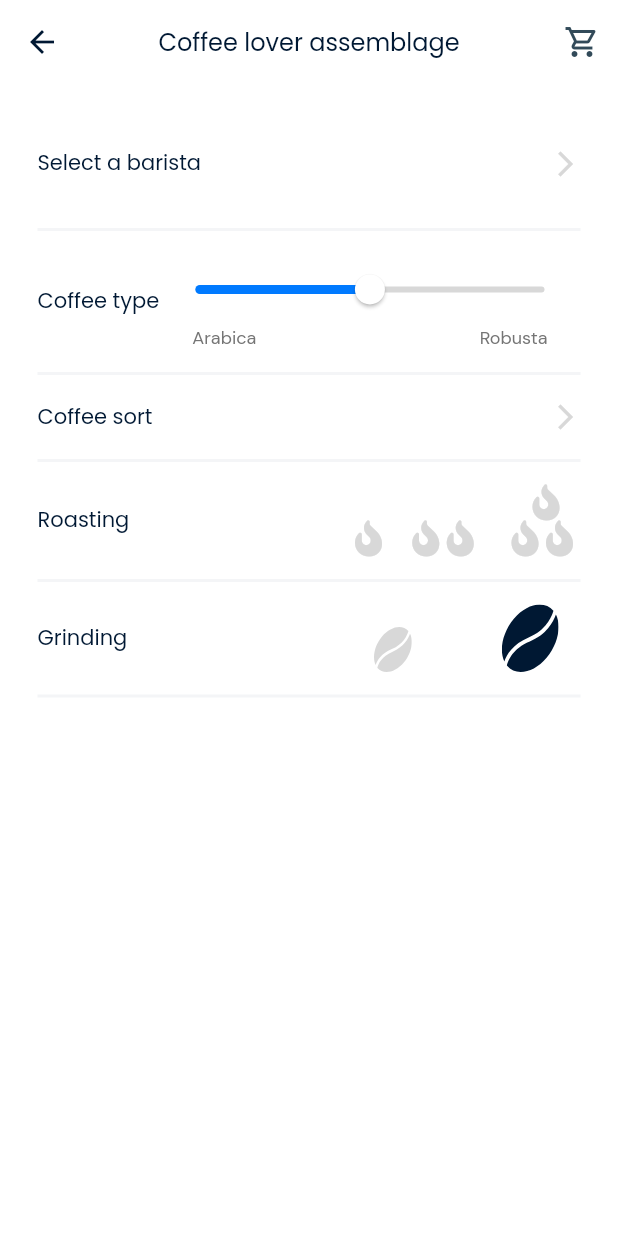
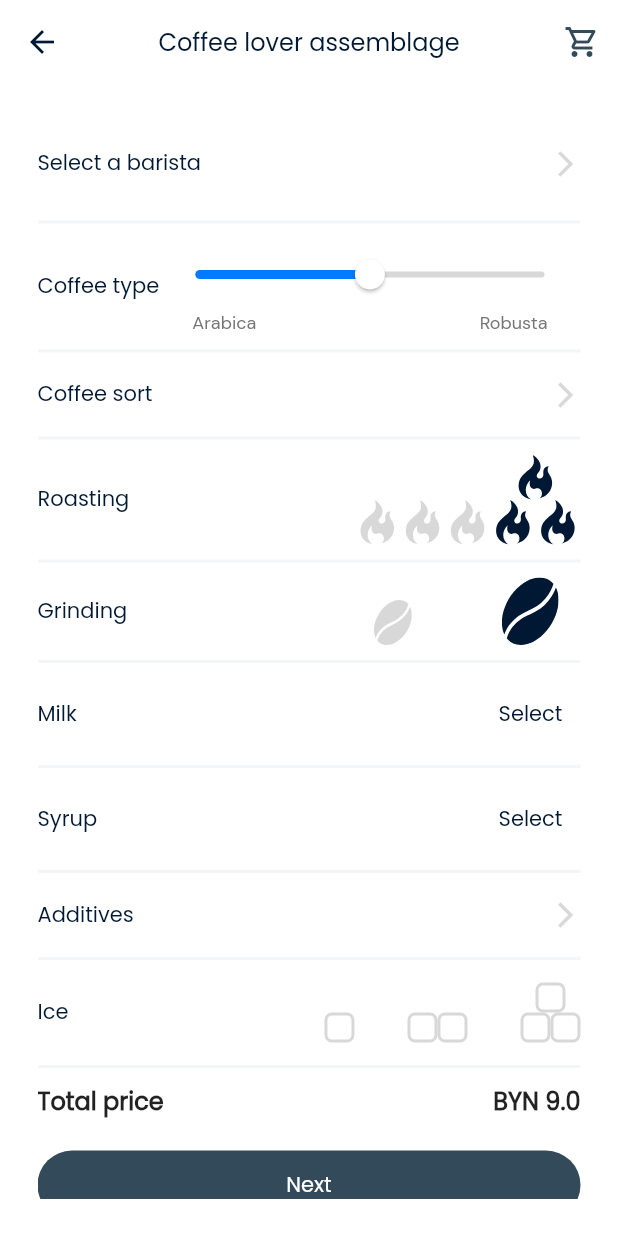
Before and after one commit to ahmedzaydan/Coffee_App, a Flutter app: the CoffeeLoverAssemblageView screen opened by its route, on a phone screen of 412 x 824 dp. Run offline on Flutter 3.47's test engine with Material 2 defaults, Android fonts, the phone set to English and light mode, and no system bars; our stand-ins replace flutter_svg, go_router, google_fonts.

Commit message:
Coffee lover assemblage UI finished

```diff
--- a/caffeine_connect/lib/core/utils/assets_manager.dart
+++ b/caffeine_connect/lib/core/utils/assets_manager.dart
@@ -11,4 +11,6 @@ abstract class AssetsManager {
   static const String flatWhite = '$basePath/flat_white.jpg';
   static const String latte = '$basePath/latte.jpg';
   static const String raf = '$basePath/raf.jpg';
+  static const String coffeeSeed = '$basePath/coffee_bean.svg';
+  static const String flame = '$basePath/flame.svg';
 }
--- a/caffeine_connect/lib/core/utils/strings_manager.dart
+++ b/caffeine_connect/lib/core/utils/strings_manager.dart
@@ -60,4 +60,5 @@ abstract class StringsManager {
   static const String ice = 'Ice';
   static const String arabica = 'Arabica';
   static const String robusta = 'Robusta';
+  static const String select = 'Select';
 }
--- a/caffeine_connect/lib/core/widgets/vertical_separator.dart
+++ b/caffeine_connect/lib/core/widgets/vertical_separator.dart
@@ -7,8 +7,8 @@ class VerticalSeparator extends StatelessWidget {
   final double bottom;
   const VerticalSeparator({
     super.key,
-    this.top = AppValues.v15,
-    this.bottom = AppValues.v15,
+    this.top = AppValues.v10,
+    this.bottom = AppValues.v10,
   });
 
   @override
--- a/caffeine_connect/lib/features/order/presentation/views/coffee_lover_assemblage_view.dart
+++ b/caffeine_connect/lib/features/order/presentation/views/coffee_lover_assemblage_view.dart
@@ -4,8 +4,12 @@ import 'package:caffeine_connect/core/utils/values_manager.dart';
 import 'package:caffeine_connect/core/widgets/vertical_separator.dart';
 import 'package:caffeine_connect/features/order/presentation/views/widgets/coffee_lover_assemblage/coffee_type.dart';
 import 'package:caffeine_connect/features/order/presentation/views/widgets/coffee_lover_assemblage/grinding.dart';
+import 'package:caffeine_connect/features/order/presentation/views/widgets/coffee_lover_assemblage/ice.dart';
+import 'package:caffeine_connect/features/order/presentation/views/widgets/coffee_lover_assemblage/milk_syrup.dart';
 import 'package:caffeine_connect/features/order/presentation/views/widgets/coffee_lover_assemblage/roasting.dart';
 import 'package:caffeine_connect/features/order/presentation/views/widgets/custom_list_tile.dart';
+import 'package:caffeine_connect/features/order/presentation/views/widgets/next_button.dart';
+import 'package:caffeine_connect/features/order/presentation/views/widgets/total_price.dart';
 import 'package:flutter/material.dart';
 
 class CoffeeLoverAssemblageView extends StatelessWidget {
@@ -20,6 +24,7 @@ class CoffeeLoverAssemblageView extends StatelessWidget {
       ),
       body: Padding(
         padding: const EdgeInsets.all(AppValues.v25),
+        child: SingleChildScrollView(
           child: Column(
             children: [
               // select barista
@@ -44,13 +49,26 @@ class CoffeeLoverAssemblageView extends StatelessWidget {
               const VerticalSeparator(),
               const Grinding(),
               const VerticalSeparator(),
-            // milk
-            // syrup
+              const MilkSyrup(),
+              const VerticalSeparator(bottom: AppValues.v0),
               // additives
-            // ice
-            // total price
-            // TODO: next button (go to my order screen)
+              CustomListTile(
+                title: StringsManager.additives,
+                onTap: () {
+                  // TODO: go to coffee sort screen
+                },
+              ),
+              const VerticalSeparator(
+                top: AppValues.v0,
+                bottom: AppValues.v15,
+              ),
+              const Ice(),
+              const VerticalSeparator(top: AppValues.v15),
+              const TotalPrice(price: 9.00),
+              const SizedBox(height: AppValues.v20),
+              const NextButton(), // TODO: (go to my order screen)
             ],
+          ),
         ),
       ),
     );
--- a/caffeine_connect/lib/features/order/presentation/views/widgets/coffee_lover_assemblage/grinding.dart
+++ b/caffeine_connect/lib/features/order/presentation/views/widgets/coffee_lover_assemblage/grinding.dart
@@ -1,44 +1,41 @@
+import 'package:caffeine_connect/core/utils/assets_manager.dart';
 import 'package:caffeine_connect/core/utils/color_manager.dart';
 import 'package:caffeine_connect/core/utils/strings_manager.dart';
 import 'package:caffeine_connect/core/utils/styles.dart';
 import 'package:caffeine_connect/core/utils/values_manager.dart';
+import 'package:caffeine_connect/features/order/presentation/views/widgets/custom_icon.dart';
+import 'package:caffeine_connect/features/order/presentation/views/widgets/custom_image.dart';
 import 'package:flutter/material.dart';
-import 'package:flutter_svg/flutter_svg.dart';
 
 class Grinding extends StatelessWidget {
   const Grinding({super.key});
 
   @override
   Widget build(BuildContext context) {
-    return Row(
+    return const Row(
       children: [
-        const Text(
+        Text(
           StringsManager.grinding,
           style: Styles.textStyle14,
         ),
-        const Spacer(),
+        Spacer(),
         Expanded(
           child: Row(
             mainAxisAlignment: MainAxisAlignment.spaceAround,
             crossAxisAlignment: CrossAxisAlignment.end,
             children: [
-              SvgPicture.asset(
-                'assets/images/grinding_image.svg',
-                height: AppValues.v30,
-                width: AppValues.v30,
-                colorFilter: const ColorFilter.mode(
-                  ColorManager.grey3,
-                  BlendMode.srcIn,
-                ),
+              CustomIcon(
+                child: CustomImage(image: AssetsManager.coffeeSeed),
               ),
-              const SizedBox(width: AppValues.v10),
-              SvgPicture.asset(
-                'assets/images/grinding_image.svg',
-                height: AppValues.v45,
-                width: AppValues.v45,
-                colorFilter: const ColorFilter.mode(
-                  ColorManager.black1,
-                  BlendMode.srcIn,
+
+              SizedBox(width: AppValues.v10),
+
+              CustomIcon(
+                child: CustomImage(
+                  image: AssetsManager.coffeeSeed,
+                  height: AppValues.v45,
+                  width: AppValues.v45,
+                  color: ColorManager.black1,
                 ),
               ),
             ],
--- /dev/null
+++ b/caffeine_connect/lib/features/order/presentation/views/widgets/coffee_lover_assemblage/ice.dart
@@ -0,0 +1,58 @@
+import 'package:caffeine_connect/core/utils/color_manager.dart';
+import 'package:caffeine_connect/core/utils/strings_manager.dart';
+import 'package:caffeine_connect/core/utils/styles.dart';
+import 'package:caffeine_connect/core/utils/values_manager.dart';
+import 'package:caffeine_connect/features/order/presentation/views/widgets/custom_icon.dart';
+import 'package:flutter/material.dart';
+
+class Ice extends StatelessWidget {
+  const Ice({super.key});
+
+  @override
+  Widget build(BuildContext context) {
+    return const Row(
+      children: [
+        Text(
+          StringsManager.ice,
+          style: Styles.textStyle14,
+        ),
+        Spacer(),
+        Expanded(
+          child: Row(
+            crossAxisAlignment: CrossAxisAlignment.end,
+            mainAxisAlignment: MainAxisAlignment.spaceBetween,
+            children: [
+              CustomIcon(child: IceQube()),
+              CustomIcon(count: 2, child: IceQube()),
+              CustomIcon(count: 3, child: IceQube()),
+            ],
+          ),
+        ),
+      ],
+    );
+  }
+}
+
+class IceQube extends StatelessWidget {
+  final Color color;
+  const IceQube({
+    super.key,
+    this.color = ColorManager.grey3,
+  });
+
+  @override
+  Widget build(BuildContext context) {
+    return Container(
+      decoration: BoxDecoration(
+        borderRadius: BorderRadius.circular(AppValues.v5),
+        color: ColorManager.transparent,
+        border: Border.all(
+          width: AppValues.v2,
+          color: color,
+        ),
+      ),
+      width: AppValues.v20,
+      height: AppValues.v20,
+    );
+  }
+}
--- /dev/null
+++ b/caffeine_connect/lib/features/order/presentation/views/widgets/coffee_lover_assemblage/milk_syrup.dart
@@ -0,0 +1,49 @@
+import 'package:caffeine_connect/core/utils/strings_manager.dart';
+import 'package:caffeine_connect/core/utils/styles.dart';
+import 'package:caffeine_connect/core/widgets/vertical_separator.dart';
+import 'package:flutter/material.dart';
+
+class MilkSyrup extends StatelessWidget {
+  const MilkSyrup({super.key});
+
+  @override
+  Widget build(BuildContext context) {
+    return Column(
+      children: [
+        Row(
+          children: [
+            const Text(
+              StringsManager.milk,
+              style: Styles.textStyle14,
+            ),
+            const Spacer(),
+            TextButton(
+              onPressed: () {},
+              child: const Text(
+                StringsManager.select,
+                style: Styles.textStyle14,
+              ),
+            ),
+          ],
+        ),
+        const VerticalSeparator(),
+        Row(
+          children: [
+            const Text(
+              StringsManager.syrup,
+              style: Styles.textStyle14,
+            ),
+            const Spacer(),
+            TextButton(
+              onPressed: () {},
+              child: const Text(
+                StringsManager.select,
+                style: Styles.textStyle14,
+              ),
+            ),
+          ],
+        ),
+      ],
+    );
+  }
+}
--- a/caffeine_connect/lib/features/order/presentation/views/widgets/coffee_lover_assemblage/roasting.dart
+++ b/caffeine_connect/lib/features/order/presentation/views/widgets/coffee_lover_assemblage/roasting.dart
@@ -1,9 +1,10 @@
+import 'package:caffeine_connect/core/utils/assets_manager.dart';
 import 'package:caffeine_connect/core/utils/color_manager.dart';
 import 'package:caffeine_connect/core/utils/strings_manager.dart';
 import 'package:caffeine_connect/core/utils/styles.dart';
-import 'package:caffeine_connect/core/utils/values_manager.dart';
+import 'package:caffeine_connect/features/order/presentation/views/widgets/custom_icon.dart';
+import 'package:caffeine_connect/features/order/presentation/views/widgets/custom_image.dart';
 import 'package:flutter/material.dart';
-import 'package:font_awesome_flutter/font_awesome_flutter.dart';
 
 class Roasting extends StatelessWidget {
   const Roasting({super.key});
@@ -23,18 +24,22 @@ class Roasting extends StatelessWidget {
             mainAxisAlignment: MainAxisAlignment.spaceBetween,
             children: [
               // one flame
-              FlameWidget(child: FlameIconsList(count: 1)),
+              CustomIcon(
+                child: CustomImage(image: AssetsManager.flame),
+              ),
 
               // two flames
-              FlameWidget(child: FlameIconsList(count: 2)),
+              CustomIcon(
+                count: 2,
+                child: CustomImage(image: AssetsManager.flame),
+              ),
 
               // three flames
-              FlameWidget(
-                child: Column(
-                  children: [
-                    FlameIconsList(count: 1),
-                    FlameIconsList(count: 2),
-                  ],
+              CustomIcon(
+                count: 3,
+                child: CustomImage(
+                  image: AssetsManager.flame,
+                  color: ColorManager.black1,
                 ),
               ),
             ],
@@ -44,42 +49,3 @@ class Roasting extends StatelessWidget {
     );
   }
 }
-
-class FlameWidget extends StatelessWidget {
-  const FlameWidget({super.key, required this.child});
-  final Widget child;
-
-  @override
-  Widget build(BuildContext context) {
-    return InkWell(
-      onTap: () {
-        // TODO: toggle the color
-      },
-      child: child,
-    );
-  }
-}
-
-class FlameIconsList extends StatelessWidget {
-  const FlameIconsList({
-    super.key,
-    required this.count,
-    this.color = ColorManager.grey3,
-  });
-  final int count;
-  final Color color;
-  @override
-  Widget build(BuildContext context) {
-    return Row(
-      children: [
-        for (int i = 0; i < count; i++) ...[
-          FaIcon(
-            FontAwesomeIcons.fireFlameCurved,
-            color: color,
-          ),
-          if (count > 1) const SizedBox(width: AppValues.v5),
-        ]
-      ],
-    );
-  }
-}
--- /dev/null
+++ b/caffeine_connect/lib/features/order/presentation/views/widgets/custom_icon.dart
@@ -0,0 +1,33 @@
+import 'package:flutter/material.dart';
+
+class CustomIcon extends StatelessWidget {
+  final int count;
+  final Widget child;
+  const CustomIcon({
+    super.key,
+    this.count = 1,
+    required this.child,
+  });
+
+  @override
+  Widget build(BuildContext context) {
+    return Column(
+      children: [
+        if (count != 2) child,
+        if (count > 1)
+          Row(
+            children: [
+              for (int i = 0; i < 2; i++) ...[
+                InkWell(
+                  onTap: () {
+                    // TODO: toggle color
+                  },
+                  child: child,
+                ),
+              ]
+            ],
+          ),
+      ],
+    );
+  }
+}
--- /dev/null
+++ b/caffeine_connect/lib/features/order/presentation/views/widgets/custom_image.dart
@@ -0,0 +1,30 @@
+import 'package:caffeine_connect/core/utils/color_manager.dart';
+import 'package:caffeine_connect/core/utils/values_manager.dart';
+import 'package:flutter/material.dart';
+import 'package:flutter_svg/svg.dart';
+
+class CustomImage extends StatelessWidget {
+  const CustomImage({
+    super.key,
+    required this.image,
+    this.height = AppValues.v30,
+    this.width = AppValues.v30,
+    this.color = ColorManager.grey3,
+  });
+  final String image;
+  final double height;
+  final double width;
+  final Color color;
+  @override
+  Widget build(BuildContext context) {
+    return SvgPicture.asset(
+      image,
+      height: height,
+      width: width,
+      colorFilter: ColorFilter.mode(
+        color,
+        BlendMode.srcIn,
+      ),
+    );
+  }
+}
```
Also changed, not shown: caffeine_connect/assets/images/coffee_bean.svg (renamed from caffeine_connect/assets/images/grinding_image.svg), caffeine_connect/assets/images/flame.svg (added). Lines whose indentation alone changed are shown as unchanged.
